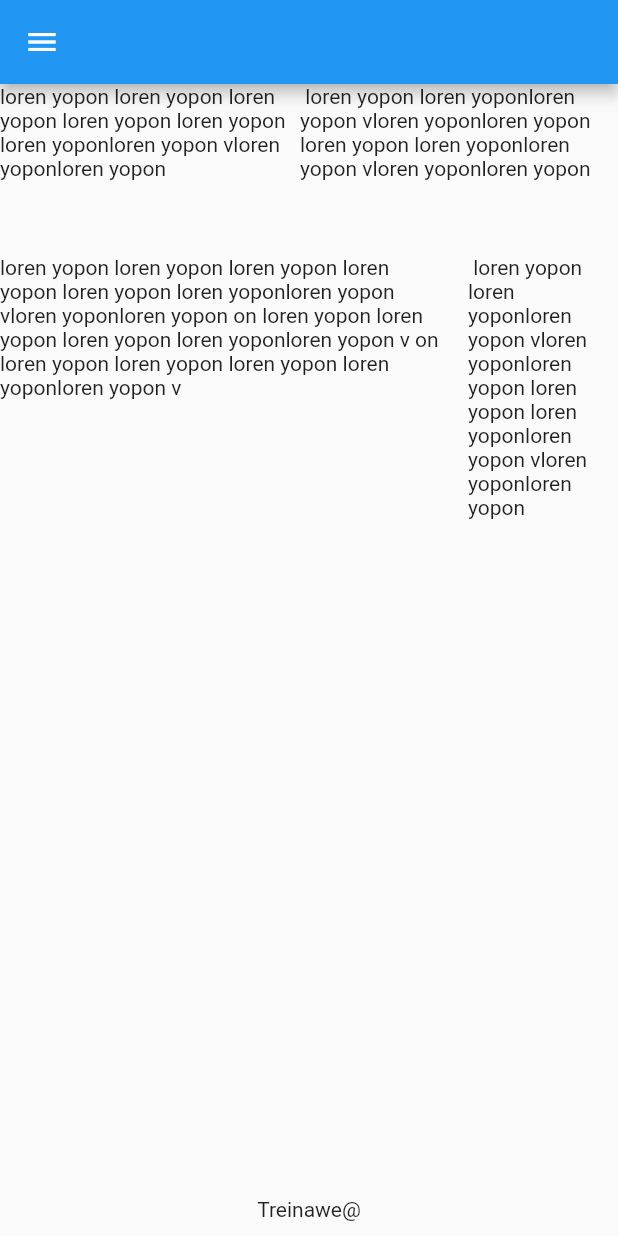
After one commit to treinaweb/treinaweb-flutter-widgets-layout, a Flutter app: the ColumnRowView screen opened directly, on a phone screen of 412 x 824 dp. The commit adds this screen. Run offline on Flutter 3.47's test engine with Material 2 defaults, Android fonts, the phone set to English and light mode, and no system bars; network calls fail.

Commit message:
row e column

```diff
--- a/lib/list.dart
+++ b/lib/list.dart
@@ -1,6 +1,7 @@
 import 'package:carrinho_de_compras/projeto/index.dart';
 import 'package:carrinho_de_compras/widgets/aligment.dart';
 import 'package:carrinho_de_compras/widgets/column.dart';
+import 'package:carrinho_de_compras/widgets/column_row.dart';
 import 'package:carrinho_de_compras/widgets/container.dart';
 import 'package:carrinho_de_compras/widgets/row.dart';
 import 'package:flutter/material.dart';
@@ -56,6 +57,14 @@ class ListMenu {
           );
         },
         child: const Text('Column'),
+      ),
+      TextButton(
+        onPressed: () {
+          Navigator.of(context).push(
+            MaterialPageRoute(builder: (ctx) => const ColumnRowView()),
+          );
+        },
+        child: const Text('Column Row'),
       )
     ];
   }
--- /dev/null
+++ b/lib/widgets/column_row.dart
@@ -0,0 +1,72 @@
+import 'package:carrinho_de_compras/list.dart';
+import 'package:flutter/material.dart';
+
+class ColumnRowView extends StatelessWidget {
+  const ColumnRowView({Key? key}) : super(key: key);
+
+  @override
+  Widget build(BuildContext context) {
+    return Scaffold(
+      appBar: AppBar(),
+      drawer: Drawer(
+        child: ListView(
+          children: ListMenu.get(context),
+        ),
+      ),
+      body: Column(
+        mainAxisAlignment: MainAxisAlignment.spaceBetween,
+        children: [
+          SizedBox(
+            child: Column(
+              children: [
+                Row(
+                  children: const [
+                    SizedBox(
+                      width: 200,
+                      child: Text(
+                          'loren yopon loren yopon loren yopon loren yopon loren yopon loren yoponloren yopon vloren yoponloren yopon'),
+                    ),
+                    SizedBox(
+                      width: 200,
+                      child: Text(
+                          ' loren yopon loren yoponloren yopon vloren yoponloren yopon loren yopon loren yoponloren yopon vloren yoponloren yopon'),
+                    ),
+                  ],
+                ),
+                const SizedBox(
+                  height: 50,
+                ),
+                Row(
+                  crossAxisAlignment: CrossAxisAlignment.start,
+                  mainAxisAlignment: MainAxisAlignment.spaceBetween,
+                  children: const [
+                    SizedBox(
+                      width: 300,
+                      child: Text(
+                          'loren yopon loren yopon loren yopon loren yopon loren yopon loren yoponloren yopon vloren yoponloren yopon on loren yopon loren yopon loren yopon loren yoponloren yopon v on loren yopon loren yopon loren yopon loren yoponloren yopon v'),
+                    ),
+                    SizedBox(
+                      width: 100,
+                      child: Text(
+                          ' loren yopon loren yoponloren yopon vloren yoponloren yopon loren yopon loren yoponloren yopon vloren yoponloren yopon'),
+                    ),
+                  ],
+                ),
+              ],
+            ),
+          ),
+          Container(
+            margin: EdgeInsets.all(10),
+            child: Row(
+              mainAxisAlignment: MainAxisAlignment.center,
+              children: const [
+                Text('Treinawe'),
+                Text('@'),
+              ],
+            ),
+          )
+        ],
+      ),
+    );
+  }
+}
```
